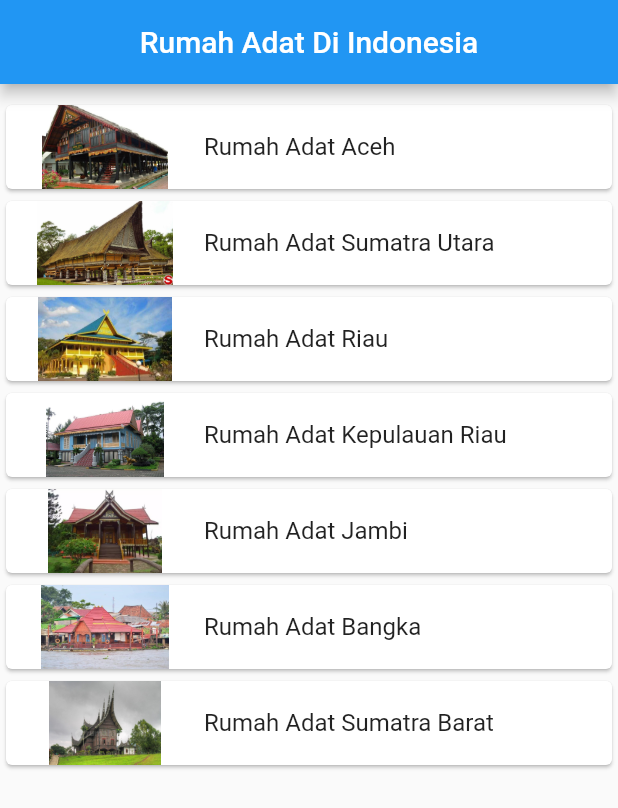
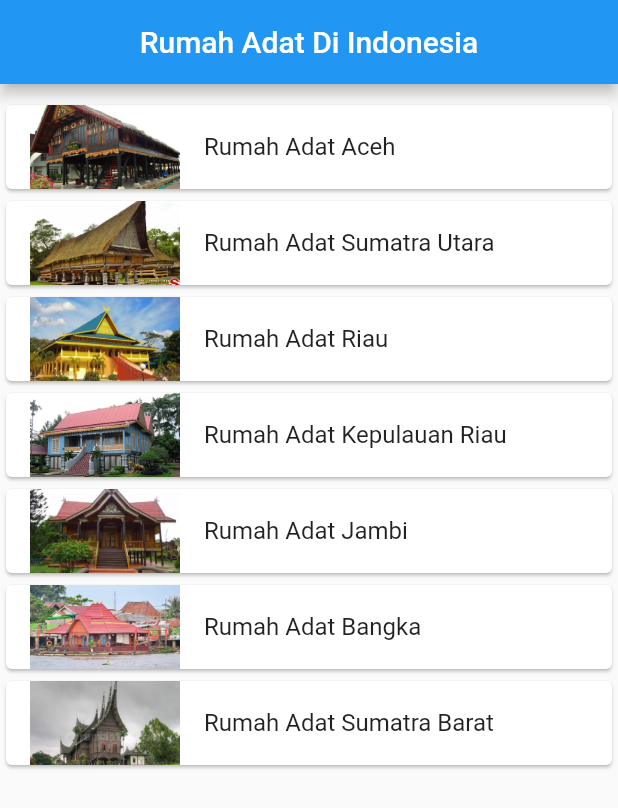
Before and after one commit to AhmadZRizqi/Latihan-Soal-PBM-2, a Flutter app: the screen it shows after launch, on a phone screen of 412 x 824 dp. Shown: the top 808 px of the screen. Run offline on Flutter 3.47's test engine with Material 2 defaults, Android fonts, the phone set to English and light mode, and no system bars.

Commit message:
merapikan list tile

```diff
--- a/lib/home.dart
+++ b/lib/home.dart
@@ -30,6 +30,7 @@ class Home extends StatelessWidget {
                     'images/rumah-adat-aceh.jpg',
                     width: 100,
                     height: 100,
+                    fit: BoxFit.fitWidth,
                   ),
                   onTap: () {
                     Navigator.push(
@@ -47,6 +48,7 @@ class Home extends StatelessWidget {
                     'images/rumah-adat-sumut.jpg',
                     width: 100,
                     height: 100,
+                    fit: BoxFit.fitWidth,
                   ),
                   onTap: () {
                     Navigator.push(
@@ -64,6 +66,7 @@ class Home extends StatelessWidget {
                     'images/rumah-adat-riau.jpg',
                     width: 100,
                     height: 100,
+                    fit: BoxFit.fitWidth,
                   ),
                   onTap: () {
                     Navigator.push(
@@ -81,6 +84,7 @@ class Home extends StatelessWidget {
                     'images/rumah-adat-kepulauan-riau.jpg',
                     width: 100,
                     height: 100,
+                    fit: BoxFit.fitWidth,
                   ),
                   onTap: () {
                     Navigator.push(
@@ -98,6 +102,7 @@ class Home extends StatelessWidget {
                     'images/rumah-adat-jambi.jpg',
                     width: 100,
                     height: 100,
+                    fit: BoxFit.fitWidth,
                   ),
                   onTap: () {
                     Navigator.push(
@@ -115,6 +120,7 @@ class Home extends StatelessWidget {
                     'images/rumah-adat-bangka.jpg',
                     width: 100,
                     height: 100,
+                    fit: BoxFit.fitWidth,
                   ),
                   onTap: () {
                     Navigator.push(
@@ -132,6 +138,7 @@ class Home extends StatelessWidget {
                     'images/rumah-adat-sumbar.jpg',
                     width: 100,
                     height: 100,
+                    fit: BoxFit.fitWidth,
                   ),
                   onTap: () {
                     Navigator.push(
```
